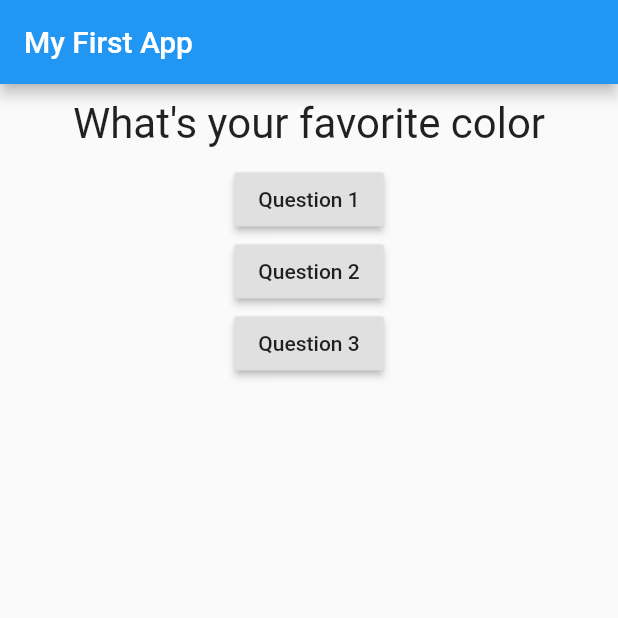
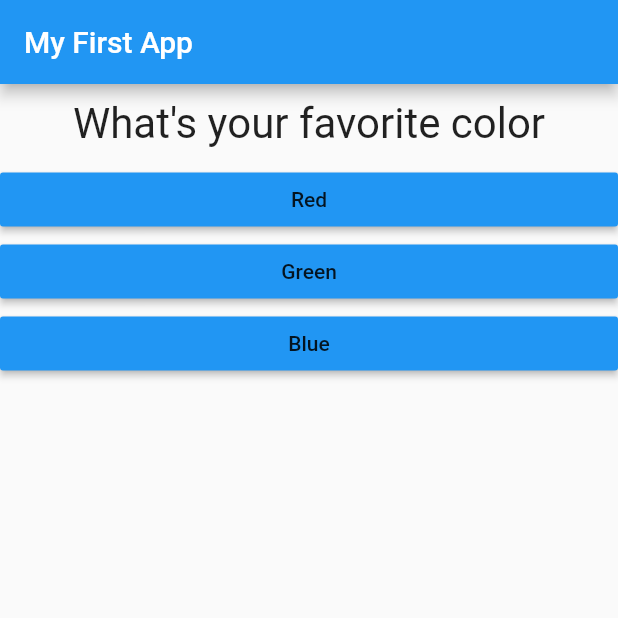
Before and after one commit to tunganh252/flutter_test_1, a Flutter app: the screen it shows after launch, on a phone screen of 412 x 824 dp, the top half of it. Run offline on Flutter 3.47's test engine with Material 2 defaults, Android fonts, the phone set to English and light mode, and no system bars.

Commit message:
[Implement] -- widget answer custom

```diff
--- /dev/null
+++ b/lib/answer.dart
@@ -0,0 +1,20 @@
+import 'package:flutter/material.dart';
+
+class Answer extends StatelessWidget {
+  final String textBtn;
+  final Function selectHandler;
+
+  Answer(this.textBtn, this.selectHandler);
+
+  @override
+  Widget build(BuildContext context) {
+    return Container(
+      width: double.infinity,
+      child: RaisedButton(
+        child: Text(textBtn),
+        onPressed: selectHandler,
+        color: Colors.blue,
+      ),
+    );
+  }
+}
--- a/lib/main.dart
+++ b/lib/main.dart
@@ -1,5 +1,6 @@
 import 'package:flutter/material.dart';
 import './question.dart';
+import './answer.dart';
 
 void main() => runApp(MyApp());
 
@@ -41,20 +42,9 @@ class _MyAppState extends State<MyApp> {
       body: Column(
         children: <Widget>[
           Question(question[_indexQuestion]),
-          RaisedButton(
-            child: Text("Question 1"),
-            onPressed: _answerQuestion,
-          ),
-          RaisedButton(
-            child: Text("Question 2"),
-            onPressed: () => print("hello mấy cưng"),
-          ),
-          RaisedButton(
-            child: Text("Question 3"),
-            onPressed: () {
-              print("Alo 1234");
-            },
-          ),
+          Answer("Red", _answerQuestion),
+          Answer("Green", _answerQuestion),
+          Answer("Blue", _answerQuestion),
         ],
       ),
     ));
```
